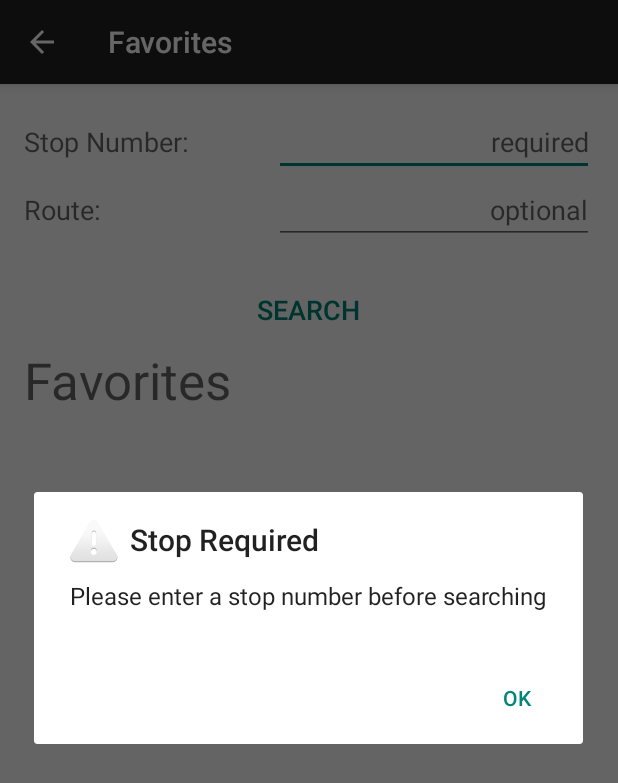
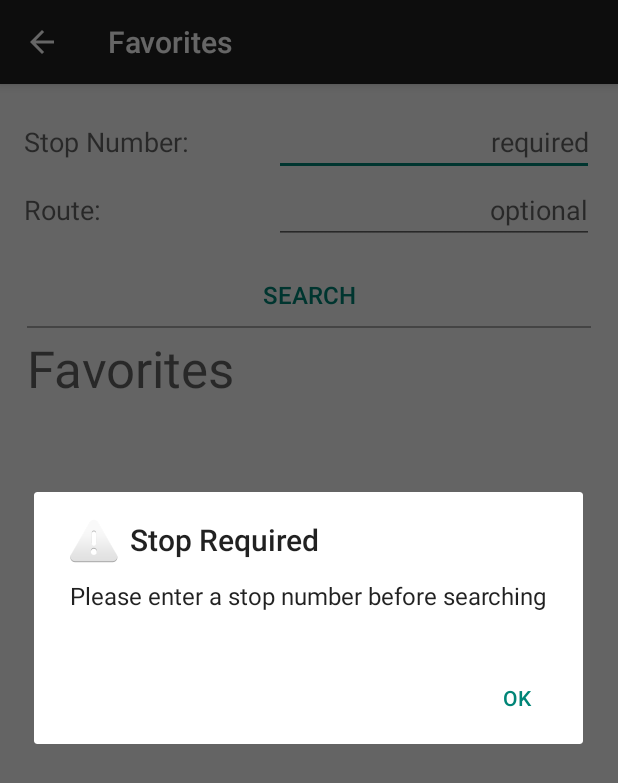
Before and after one commit to Aghassi/findmybusnj-android, an Android app: the SearchFavoritesActivity screen opened directly, with no data from a screen before it, after a tap on "SEARCH", on a phone screen of 412 x 824 dp. Shown: the top 783 px of the screen. Run offline under Robolectric (Android 15) with nearby library versions, the phone set to English and light mode, and no system bars; libraries missing offline, so code that uses them is left out: com.goebl.david; 2 statements that could not run were skipped.

Commit message:
Added DavidWebb request framework
-  Started using DavidWebb for HTTP-Client calling
-  Added to Gradle build address for DavidWebb
-  Added a UI Divider
-  Wrote out initial draft of post request

```diff
--- a/app/build.gradle
+++ b/app/build.gradle
@@ -1,4 +1,8 @@
 apply plugin: 'com.android.application'
+
+repositories {
+    mavenCentral()
+}
 
 android {
     compileSdkVersion 24
@@ -28,4 +32,5 @@ dependencies {
     testCompile 'junit:junit:4.12'
     compile 'com.android.support:design:24.2.1'
     compile 'com.google.android.gms:play-services-maps:9.6.1'
+    compile 'com.goebl:david-webb:1.3.0'
 }
--- a/app/src/main/java/com/findmybusnj/findmybusnj/SearchFavoritesActivity.java
+++ b/app/src/main/java/com/findmybusnj/findmybusnj/SearchFavoritesActivity.java
@@ -10,8 +10,9 @@ import android.view.View;
 import android.widget.Button;
 import android.widget.TextView;
 
-import java.io.BufferedReader;
-import java.net.HttpURLConnection;
+import com.goebl.david.Webb;
+
+import org.json.JSONArray;
 
 public class SearchFavoritesActivity extends AppCompatActivity {
     // Used when search button is pressed
@@ -32,7 +33,7 @@ public class SearchFavoritesActivity extends AppCompatActivity {
         ActionBar actionBar = getSupportActionBar();
         actionBar.setDisplayHomeAsUpEnabled(true);
 
-        Button search = (Button)findViewById(R.id.search_button);
+        Button search = (Button) findViewById(R.id.search_button);
         search.setOnClickListener(searchListener);
     }
 
@@ -40,16 +41,19 @@ public class SearchFavoritesActivity extends AppCompatActivity {
      * Makes a post request to the server and notifies the ListView it needs to update with new data
      */
     private void makePostRequest() {
-        HttpURLConnection urlConnection = null;
-        BufferedReader reader = null;
+        Webb webb = Webb.create();
+        webb.setBaseUri("https://findmybusnj.com/rest");
 
         // will contain the raw JSON repsonse as a string
         String busTimes = null;
 
         // Gets stop textfield along with contents
         TextView stop_input = (TextView) findViewById(R.id.stop_number_input);
+        TextView route_input = (TextView) findViewById(R.id.route_input);
         String stop = stop_input.getText().toString();
+        String route = route_input.getText().toString();
 
+        // Warn user if no input is given
         if (stop.isEmpty()) {
             new AlertDialog.Builder(this)
                     .setTitle("Stop Required")
@@ -61,6 +65,24 @@ public class SearchFavoritesActivity extends AppCompatActivity {
                     })
                     .setIcon(android.R.drawable.ic_dialog_alert)
                     .show();
+        } else {
+            // Make actual URL based on inputs
+            if (route.isEmpty()) {
+                JSONArray response = webb.post("/stop")
+                        .param("stop", stop)
+                        .ensureSuccess()
+                        .asJsonArray()
+                        .getBody();
+
+            } else {
+                JSONArray response = webb.post("/stop/byRoute")
+                        .param("stop", stop)
+                        .param("route", route)
+                        .ensureSuccess()
+                        .asJsonArray()
+                        .getBody();
+            }
+
         }
     }
 }
--- a/app/src/main/res/layout/content_search_favorites.xml
+++ b/app/src/main/res/layout/content_search_favorites.xml
@@ -12,15 +12,6 @@
     app:layout_behavior="@string/appbar_scrolling_view_behavior"
     tools:context="com.findmybusnj.findmybusnj.SearchFavoritesActivity"
     tools:showIn="@layout/activity_search_favorites">
-
-    <TextView
-        android:text="Favorites"
-        android:layout_width="wrap_content"
-        android:layout_height="wrap_content"
-        android:layout_below="@+id/search_button"
-        android:layout_alignParentStart="true"
-        android:id="@+id/favorite_label"
-        android:textAppearance="@style/TextAppearance.AppCompat.Display1" />
 
     <ListView
         android:layout_width="match_parent"
@@ -57,17 +48,6 @@
         android:layout_alignParentEnd="true"
         android:maxLength="5"/>
 
-    <Button
-        android:text="Search"
-        android:layout_width="wrap_content"
-        android:layout_height="wrap_content"
-        android:id="@+id/search_button"
-        style="@style/Widget.AppCompat.Button.Borderless.Colored"
-        android:layout_below="@+id/route_input"
-        android:layout_centerHorizontal="true"
-        android:layout_marginTop="20dp"
-        android:textSize="18sp" />
-
     <TextView
         android:text="Route:"
         android:layout_width="wrap_content"
@@ -88,4 +68,33 @@
         android:layout_alignBottom="@+id/stop_number_input"
         android:layout_alignParentStart="true" />
 
+    <TextView
+        android:text="Favorites"
+        android:layout_width="wrap_content"
+        android:layout_height="wrap_content"
+        android:id="@+id/favorite_label"
+        android:textAppearance="@style/TextAppearance.AppCompat.Display1"
+        android:layout_below="@+id/search_button"
+        android:layout_alignParentStart="true"
+        android:padding="2dp" />
+
+    <Button
+        android:text="Search"
+        android:layout_width="wrap_content"
+        android:layout_height="wrap_content"
+        android:id="@+id/search_button"
+        style="@style/Widget.AppCompat.Button.Borderless.Colored"
+        android:layout_marginTop="10dp"
+        android:textSize="16sp"
+        android:layout_below="@+id/route_input"
+        android:layout_centerHorizontal="true" />
+
+    <View
+        android:layout_width="fill_parent"
+        android:background="@android:color/darker_gray"
+        android:layout_above="@+id/favorite_label"
+        android:layout_alignParentStart="true"
+        android:layout_height="1dp"
+        android:layout_margin="2dp" />
+
 </RelativeLayout>
```
